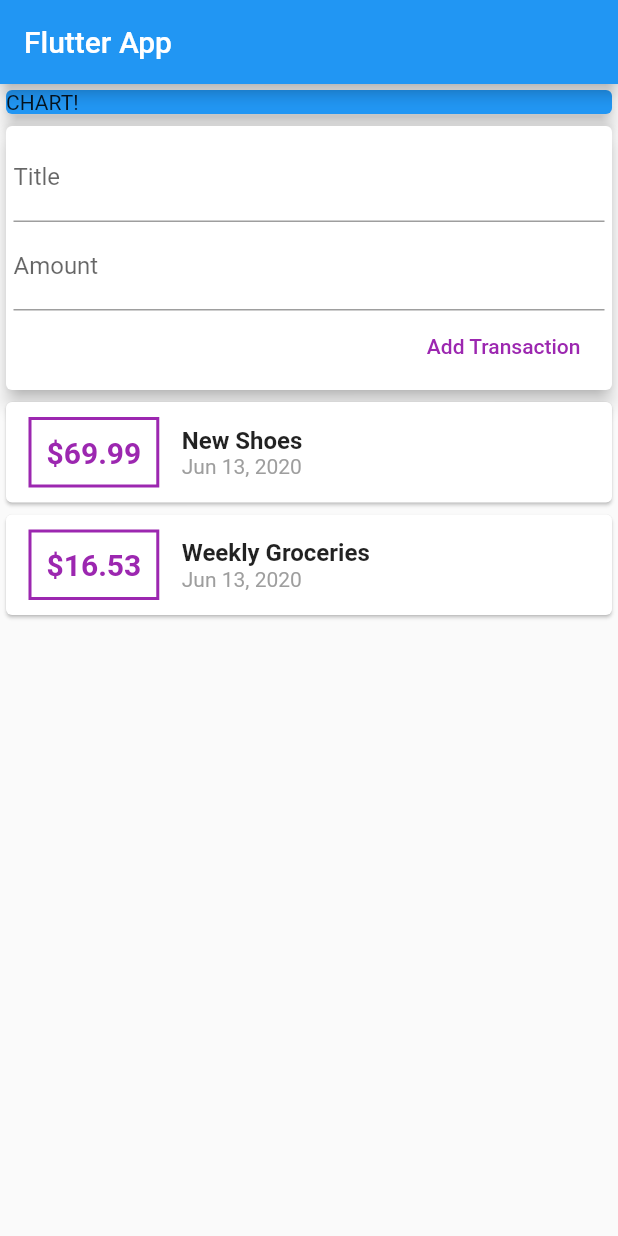
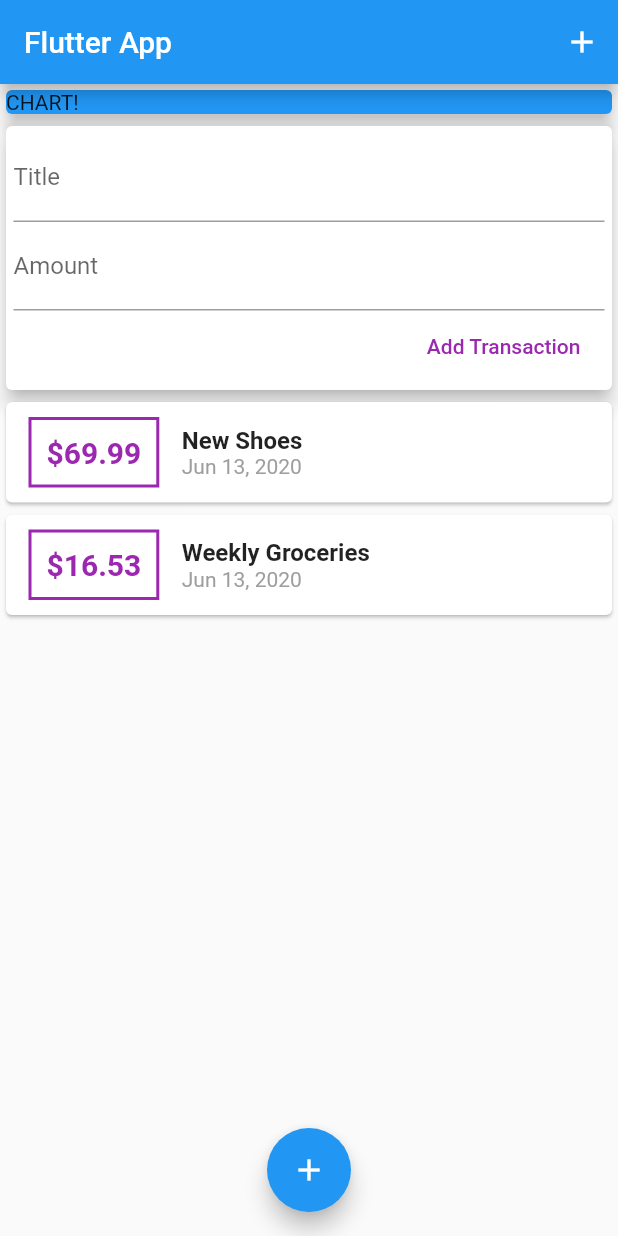
Before and after one commit to arielmagbanua/flutter-app-examples, a Flutter app: the screen it shows after launch, on a phone screen of 412 x 824 dp. Run offline on Flutter 3.47's test engine with Material 2 defaults, Android fonts, the phone set to English and light mode, and no system bars.

Commit message:
Added add action and FAB.

```diff
--- a/personal_expenses/lib/main.dart
+++ b/personal_expenses/lib/main.dart
@@ -22,6 +22,14 @@ class MyHomePage extends StatelessWidget {
     return Scaffold(
       appBar: AppBar(
         title: Text('Flutter App'),
+        actions: <Widget>[
+          IconButton(
+            icon: Icon(
+              Icons.add,
+            ),
+            onPressed: () {},
+          )
+        ],
       ),
       body: SingleChildScrollView(
         child: Column(
@@ -39,6 +47,13 @@ class MyHomePage extends StatelessWidget {
           ],
         ),
       ),
+      floatingActionButtonLocation: FloatingActionButtonLocation.centerFloat,
+      floatingActionButton: FloatingActionButton(
+        child: Icon(
+          Icons.add,
+        ),
+        onPressed: () {},
+      ),
     );
   }
 }
```
